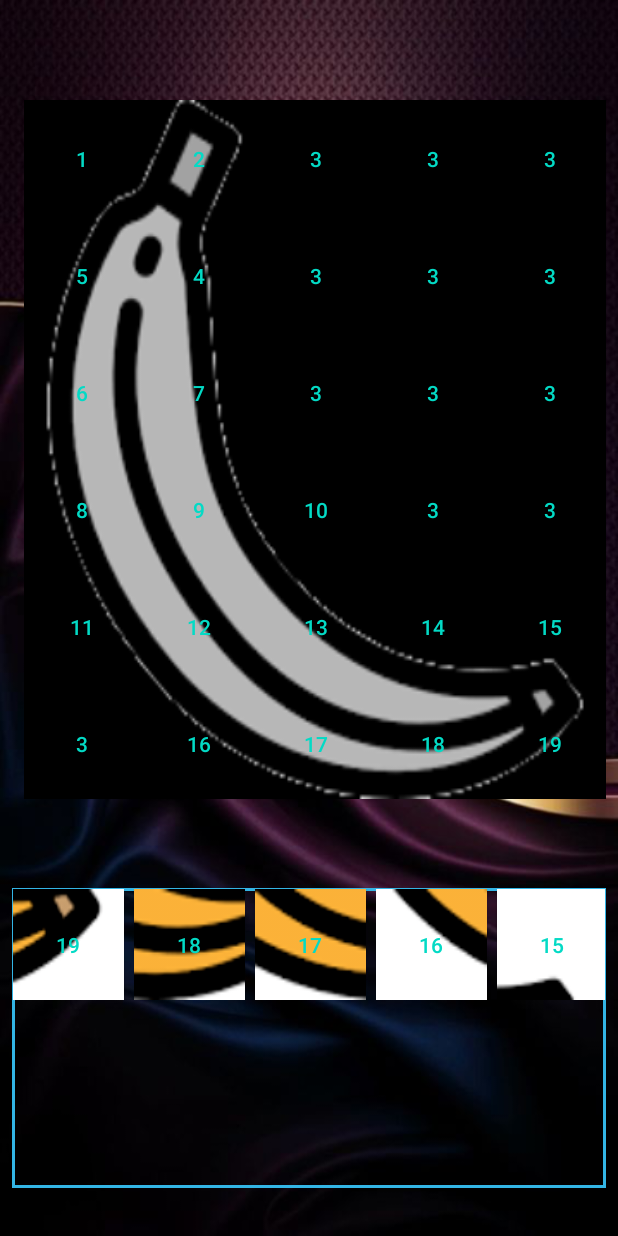
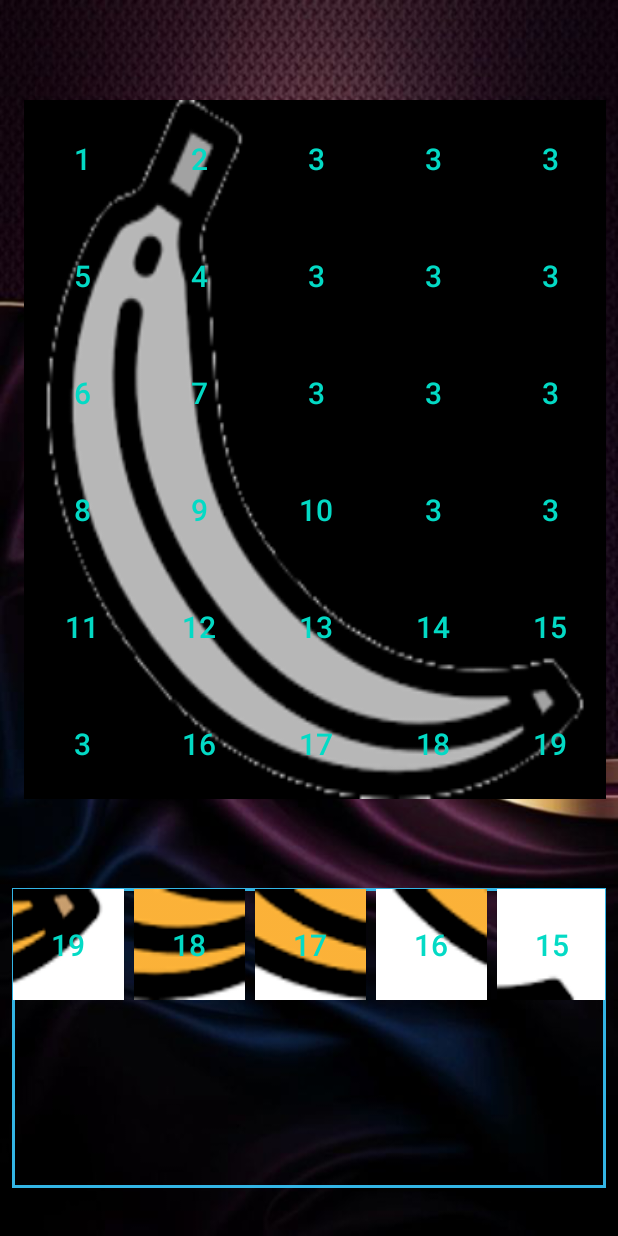
Before and after one commit to disiol/TruitsDraw, an Android app: the screen it shows after launch (MainActivity), on a phone screen of 412 x 824 dp. Run offline under Robolectric (Android 15) with nearby library versions, the phone set to English and light mode, and no system bars.

Commit message:
button.setTextSize(textSize);

```diff
--- a/app/src/main/java/com/truitsdraw/MainActivity.java
+++ b/app/src/main/java/com/truitsdraw/MainActivity.java
@@ -29,6 +29,7 @@ public class MainActivity extends AppCompatActivity {
     private int selrktedPise;
     private int witeSelCaunt = 12;
     private Button buttonTmp;
+    private int textSize = 20;
 
     @Override
     protected void onCreate(Bundle savedInstanceState) {
@@ -139,9 +140,6 @@ public class MainActivity extends AppCompatActivity {
                 setContentDescriptionAndTag(button, 18);
             } else if (cellsCount == 29) {
                 setContentDescriptionAndTag(button, 19);
-            } else {
-                button.setText(String.valueOf(cellsCount));
-                button.setTextColor(getResources().getColor(R.color.colorAccent));
             }
 
             button.setOnClickListener(v -> {
@@ -165,10 +163,10 @@ public class MainActivity extends AppCompatActivity {
         Log.e(MYLOG_TEG, " imageView.getTag() =  " + imageView.getTag());
 
         if (selrktedPise == tag) {
-            this.witeSelCaunt--;
 
 
             if (tag == 3) {
+                this.witeSelCaunt--;
                 this.witeSelCaunt = this.witeSelCaunt--;
                 if (witeSelCaunt == 0) {
                     buttonTmp.setVisibility(View.GONE);
@@ -236,6 +234,7 @@ public class MainActivity extends AppCompatActivity {
         button.setId(id);
         button.setText(String.valueOf(id));
         button.setTextColor(getResources().getColor(R.color.colorAccent));
+        button.setTextSize(textSize);
         button.setBackground(ContextCompat.getDrawable(this, imageResource));
         button.setClickable(true);
         button.getBackground();
@@ -248,6 +247,7 @@ public class MainActivity extends AppCompatActivity {
     private void setContentDescriptionAndTag(Button button, int teg) {
         button.setTag(teg);
         button.setText(String.valueOf(teg));
+        button.setTextSize(textSize);
         button.setTextColor(getResources().getColor(R.color.colorAccent));
 
     }
```
